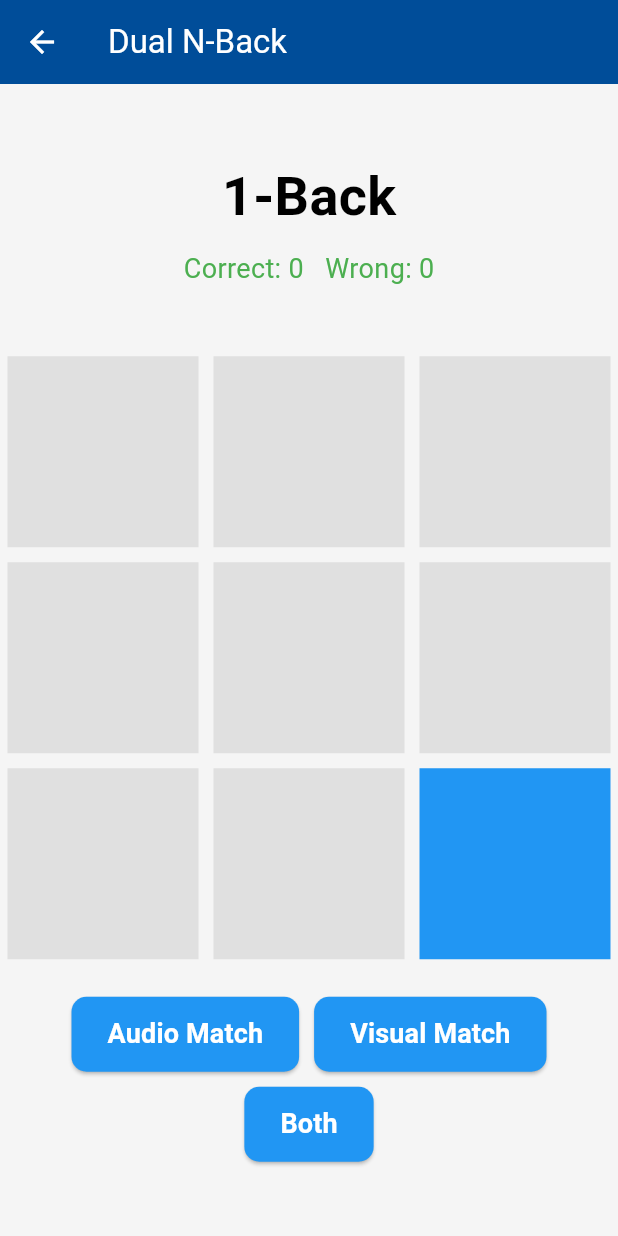
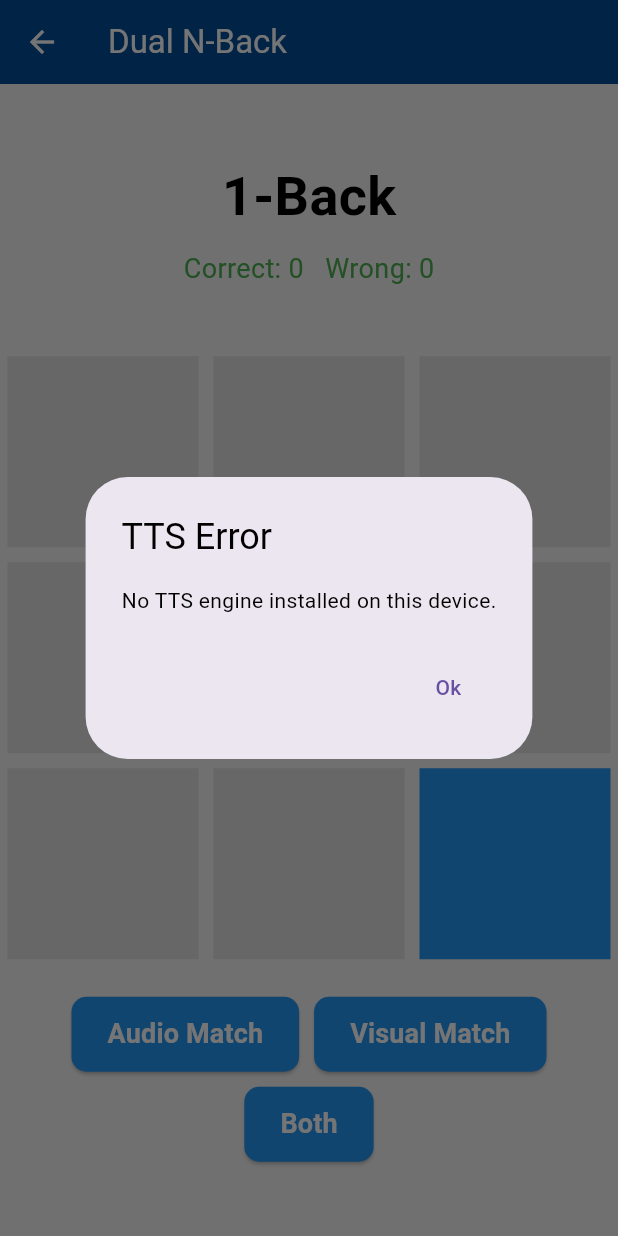
Before and after one commit to PrintN/Human-Benchmark, a Flutter app: the DualNBackTestScreen screen opened directly, after a tap on "Start Test", on a phone screen of 412 x 824 dp. Run offline on Flutter 3.47's test engine with Material 3 defaults, Android fonts, the light colour scheme and no system bars; our stand-ins replace fl_chart, flutter_tts, just_audio, share_plus, shared_preferences; accounts and stored records are empty; project files that could hold a hidden picture were left out.

Commit message:
Updated Dual N-Back test

```diff
--- a/lib/dual_n-back.dart
+++ b/lib/dual_n-back.dart
@@ -98,6 +98,43 @@ class _DualNBackTestScreenState extends State<DualNBackTestScreen> {
       _sequence = [];
     });
     _generateNextStep();
+    _checkTTS();
+  }
+
+  Future<void> _checkTTS() async {
+    final engines = await _tts.getEngines;
+    final languages = await _tts.getLanguages;
+
+    if (engines?.isEmpty ?? true) {
+      _showPopup("No TTS engine installed on this device.");
+    } else if (languages?.isEmpty ?? true) {
+      _showPopup("No TTS languages are available on this device.");
+    }
+  }
+
+  void _showPopup(String message) {
+    final isDarkMode = Theme.of(context).brightness == Brightness.dark;
+    showDialog(
+      context: context,
+      builder: (_) => AlertDialog(
+        title: Text(
+          "TTS Error",
+          style: TextStyle(color: isDarkMode ? Colors.white : Colors.black),
+        ),
+        content: Text(message),
+        actions: [
+          TextButton(
+            onPressed: () {
+              Navigator.of(context).pop();
+              setState(() {
+                _isTestRunning = false;
+              });
+            },
+            child: const Text("Ok"),
+          ),
+        ],
+      ),
+    );
   }
 
   Future<void> _playAudio(String letter) async {
@@ -231,7 +268,7 @@ class _DualNBackTestScreenState extends State<DualNBackTestScreen> {
           mainAxisAlignment: MainAxisAlignment.center,
           children: [
             const Text(
-              'Dual N-Back Test',
+              'Welcome to the Dual N-Back Test!',
               style: TextStyle(
                   fontSize: 30,
                   fontWeight: FontWeight.bold,
```
